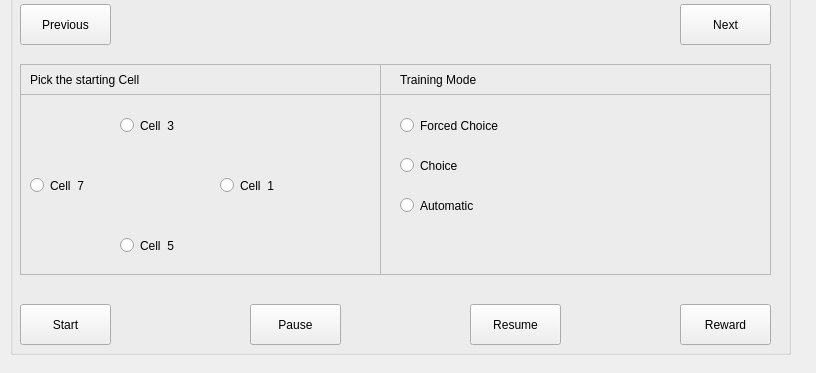
Old version of the form src/omniroute_operation/src/experiment_controller/experiment_controller_interface.ui in the repository NC4Lab/omniroute_ubuntu_ws; both pictures show x 0 to 816 and y 596 to 969 of the 816 by 969 pixel window.
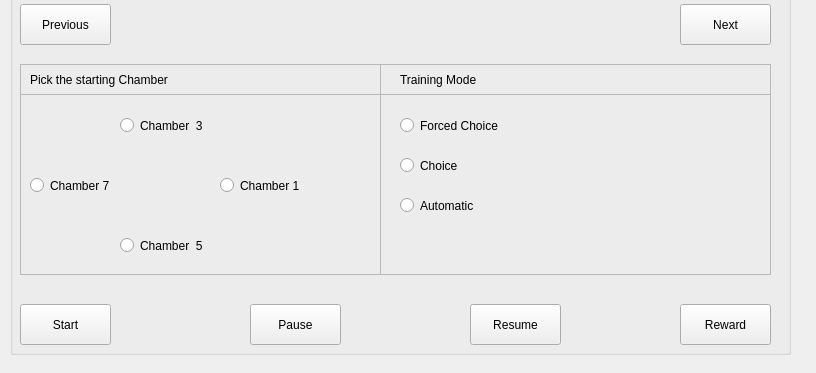
New version of the form.

Diff of the .ui file:
```diff
--- a/src/omniroute_operation/src/experiment_controller/experiment_controller_interface.ui
+++ b/src/omniroute_operation/src/experiment_controller/experiment_controller_interface.ui
@@ -120,7 +120,7 @@
      </rect>
     </property>
     <property name="text">
-     <string>Cell  3 </string>
+     <string>Chamber  3 </string>
     </property>
    </widget>
    <widget class="QLabel" name="label_2">
@@ -128,12 +128,12 @@
      <rect>
       <x>20</x>
       <y>650</y>
-      <width>761</width>
+      <width>351</width>
       <height>31</height>
      </rect>
     </property>
     <property name="text">
-     <string>Pick the starting Cell</string>
+     <string>Pick the starting Chamber</string>
     </property>
    </widget>
    <widget class="QRadioButton" name="cellFiveBtn">
@@ -146,7 +146,7 @@
      </rect>
     </property>
     <property name="text">
-     <string>Cell  5 </string>
+     <string>Chamber  5 </string>
     </property>
    </widget>
    <widget class="QRadioButton" name="cellSevenBtn">
@@ -159,7 +159,7 @@
      </rect>
     </property>
     <property name="text">
-     <string>Cell  7 </string>
+     <string>Chamber 7 </string>
     </property>
    </widget>
    <widget class="QRadioButton" name="cellOneBtn">
@@ -172,7 +172,7 @@
      </rect>
     </property>
     <property name="text">
-     <string>Cell  1 </string>
+     <string>Chamber 1 </string>
     </property>
    </widget>
    <widget class="QPushButton" name="previousBtn">
```
Left out of the diff: 39 changed lines with no effect on the pictures.
